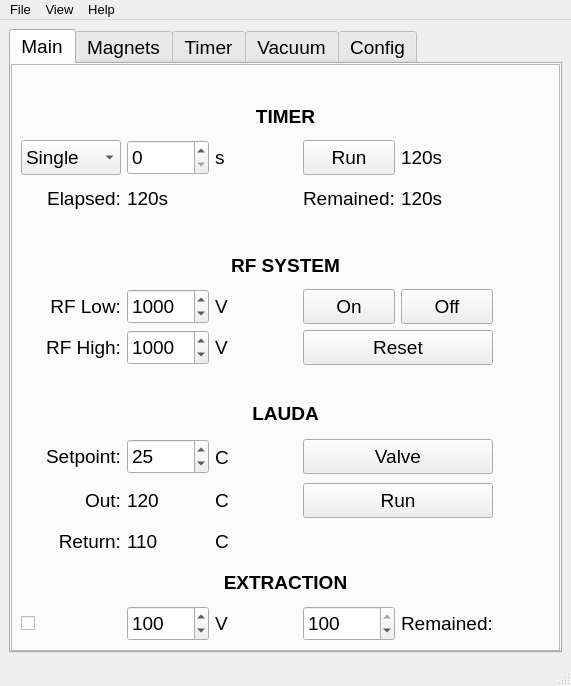
salinsalins/TDKLambda, file Magnets_UI.ui: the form before one commit.
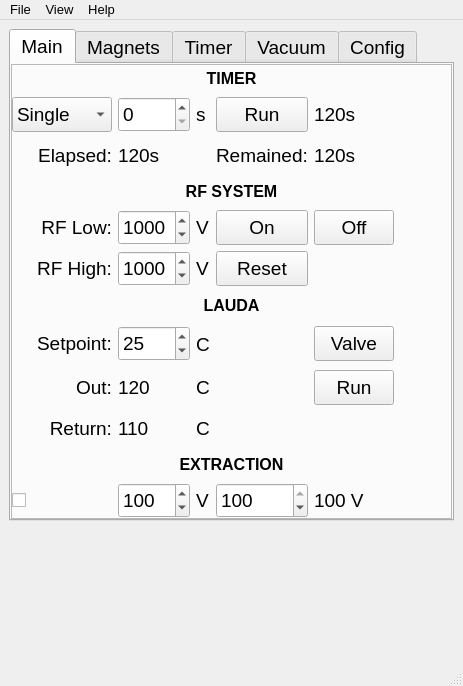
The form after the commit. Icons and pictures are not drawn.

The edit to the form file:
```diff
--- a/Magnets_UI.ui
+++ b/Magnets_UI.ui
@@ -6,7 +6,7 @@
    <rect>
     <x>0</x>
     <y>0</y>
-    <width>571</width>
+    <width>457</width>
     <height>686</height>
    </rect>
   </property>
@@ -79,6 +79,18 @@
            <enum>QFrame::Raised</enum>
           </property>
           <layout class="QGridLayout" name="gridLayout_5" columnstretch="3,0,0,0,0,0">
+           <property name="leftMargin">
+            <number>0</number>
+           </property>
+           <property name="topMargin">
+            <number>0</number>
+           </property>
+           <property name="rightMargin">
+            <number>0</number>
+           </property>
+           <property name="bottomMargin">
+            <number>0</number>
+           </property>
            <item row="1" column="1">
             <widget class="QSpinBox" name="spinBox">
              <property name="sizePolicy">
@@ -209,21 +221,27 @@
            </item>
            <item row="0" column="0" colspan="6" alignment="Qt::AlignBottom">
             <widget class="QLabel" name="label_9">
+             <property name="sizePolicy">
+              <sizepolicy hsizetype="Preferred" vsizetype="Fixed">
+               <horstretch>0</horstretch>
+               <verstretch>0</verstretch>
+              </sizepolicy>
+             </property>
              <property name="minimumSize">
               <size>
                <width>0</width>
-               <height>35</height>
+               <height>25</height>
               </size>
              </property>
              <property name="maximumSize">
               <size>
                <width>16777215</width>
-               <height>35</height>
+               <height>25</height>
               </size>
              </property>
              <property name="font">
               <font>
-               <pointsize>14</pointsize>
+               <pointsize>12</pointsize>
                <weight>75</weight>
                <bold>true</bold>
               </font>
@@ -369,21 +387,27 @@
            </item>
            <item row="3" column="0" colspan="6" alignment="Qt::AlignBottom">
             <widget class="QLabel" name="label_7">
+             <property name="sizePolicy">
+              <sizepolicy hsizetype="Preferred" vsizetype="Fixed">
+               <horstretch>0</horstretch>
+               <verstretch>0</verstretch>
+              </sizepolicy>
+             </property>
              <property name="minimumSize">
               <size>
                <width>0</width>
-               <height>35</height>
+               <height>25</height>
               </size>
              </property>
              <property name="maximumSize">
               <size>
                <width>16777215</width>
-               <height>35</height>
+               <height>25</height>
               </size>
              </property>
              <property name="font">
               <font>
-               <pointsize>14</pointsize>
+               <pointsize>12</pointsize>
                <weight>75</weight>
                <bold>true</bold>
               </font>
@@ -464,21 +488,27 @@
            </item>
            <item row="6" column="0" colspan="6" alignment="Qt::AlignBottom">
             <widget class="QLabel" name="label_12">
+             <property name="sizePolicy">
+              <sizepolicy hsizetype="Preferred" vsizetype="Fixed">
+               <horstretch>0</horstretch>
+               <verstretch>0</verstretch>
+              </sizepolicy>
+             </property>
              <property name="minimumSize">
               <size>
                <width>0</width>
-               <height>35</height>
+               <height>25</height>
               </size>
              </property>
              <property name="maximumSize">
               <size>
                <width>16777215</width>
-               <height>35</height>
+               <height>25</height>
               </size>
              </property>
              <property name="font">
               <font>
-               <pointsize>14</pointsize>
+               <pointsize>12</pointsize>
                <weight>75</weight>
                <bold>true</bold>
               </font>
@@ -626,39 +656,6 @@
              </property>
             </widget>
            </item>
-           <item row="5" column="3" colspan="2">
-            <widget class="QPushButton" name="pushButton_5">
-             <property name="sizePolicy">
-              <sizepolicy hsizetype="Minimum" vsizetype="Fixed">
-               <horstretch>0</horstretch>
-               <verstretch>0</verstretch>
-              </sizepolicy>
-             </property>
-             <property name="minimumSize">
-              <size>
-               <width>0</width>
-               <height>35</height>
-              </size>
-             </property>
-             <property name="maximumSize">
-              <size>
-               <width>16777215</width>
-               <height>35</height>
-              </size>
-             </property>
-             <property name="font">
-              <font>
-               <pointsize>14</pointsize>
-              </font>
-             </property>
-             <property name="text">
-              <string>Reset</string>
-             </property>
-             <property name="checkable">
-              <bool>false</bool>
-             </property>
-            </widget>
-           </item>
            <item row="4" column="4">
             <widget class="QPushButton" name="pushButton_8">
              <property name="sizePolicy">
@@ -1368,7 +1365,7 @@
               </font>
              </property>
              <property name="text">
-              <string>Remained:</string>
+              <string>100 V</string>
              </property>
             </widget>
            </item>
@@ -1428,21 +1425,27 @@
            </item>
            <item row="10" column="0" colspan="6">
             <widget class="QLabel" name="label_18">
+             <property name="sizePolicy">
+              <sizepolicy hsizetype="Preferred" vsizetype="Fixed">
+               <horstretch>0</horstretch>
+               <verstretch>0</verstretch>
+              </sizepolicy>
+             </property>
              <property name="minimumSize">
               <size>
                <width>0</width>
-               <height>35</height>
+               <height>25</height>
               </size>
              </property>
              <property name="maximumSize">
               <size>
                <width>16777215</width>
-               <height>35</height>
+               <height>25</height>
               </size>
              </property>
              <property name="font">
               <font>
-               <pointsize>14</pointsize>
+               <pointsize>12</pointsize>
                <weight>75</weight>
                <bold>true</bold>
               </font>
@@ -1488,7 +1491,7 @@
              </property>
             </widget>
            </item>
-           <item row="7" column="3" colspan="2">
+           <item row="7" column="4">
             <widget class="QPushButton" name="pushButton_4">
              <property name="sizePolicy">
               <sizepolicy hsizetype="Minimum" vsizetype="Fixed">
@@ -1521,7 +1524,7 @@
              </property>
             </widget>
            </item>
-           <item row="8" column="3" colspan="2">
+           <item row="8" column="4">
             <widget class="QPushButton" name="pushButton_3">
              <property name="sizePolicy">
               <sizepolicy hsizetype="Minimum" vsizetype="Fixed">
@@ -1554,6 +1557,169 @@
              </property>
             </widget>
            </item>
+           <item row="5" column="3">
+            <widget class="QPushButton" name="pushButton_5">
+             <property name="sizePolicy">
+              <sizepolicy hsizetype="Minimum" vsizetype="Fixed">
+               <horstretch>0</horstretch>
+               <verstretch>0</verstretch>
+              </sizepolicy>
+             </property>
+             <property name="minimumSize">
+              <size>
+               <width>0</width>
+               <height>35</height>
+              </size>
+             </property>
+             <property name="maximumSize">
+              <size>
+               <width>16777215</width>
+               <height>35</height>
+              </size>
+             </property>
+             <property name="font">
+              <font>
+               <pointsize>14</pointsize>
+              </font>
+             </property>
+             <property name="text">
+              <string>Reset</string>
+             </property>
+             <property name="checkable">
+              <bool>false</bool>
+             </property>
+            </widget>
+           </item>
+           <item row="1" column="5">
+            <widget class="QPushButton" name="pushButton_29">
+             <property name="enabled">
+              <bool>false</bool>
+             </property>
+             <property name="sizePolicy">
+              <sizepolicy hsizetype="Fixed" vsizetype="Fixed">
+               <horstretch>0</horstretch>
+               <verstretch>0</verstretch>
+              </sizepolicy>
+             </property>
+             <property name="minimumSize">
+              <size>
+               <width>0</width>
+               <height>35</height>
+              </size>
+             </property>
+             <property name="maximumSize">
+              <size>
+               <width>16777215</width>
+               <height>35</height>
+              </size>
+             </property>
+             <property name="font">
+              <font>
+               <pointsize>14</pointsize>
+              </font>
+             </property>
+             <property name="styleSheet">
+              <string notr="true">QPushButton {
+    border-style: outset;
+}
+</string>
+             </property>
+             <property name="text">
+              <string notr="true"/>
+             </property>
+             <property name="icon">
+              <iconset>
+               <normaloff>leds/images48/ledred.png</normaloff>
+               <normalon>leds/images48/ledgreen.png</normalon>leds/images48/ledred.png</iconset>
+             </property>
+             <property name="iconSize">
+              <size>
+               <width>36</width>
+               <height>36</height>
+              </size>
+             </property>
+             <property name="checkable">
+              <bool>true</bool>
+             </property>
+             <property name="checked">
+              <bool>true</bool>
+             </property>
+             <property name="autoDefault">
+              <bool>true</bool>
+             </property>
+             <property name="default">
+              <bool>false</bool>
+             </property>
+             <property name="flat">
+              <bool>true</bool>
+             </property>
+            </widget>
+           </item>
+           <item row="5" column="5">
+            <widget class="QPushButton" name="pushButton_32">
+             <property name="enabled">
+              <bool>false</bool>
+             </property>
+             <property name="sizePolicy">
+              <sizepolicy hsizetype="Minimum" vsizetype="Fixed">
+               <horstretch>0</horstretch>
+               <verstretch>0</verstretch>
+              </sizepolicy>
+             </property>
+             <property name="minimumSize">
+              <size>
+               <width>0</width>
+               <height>35</height>
+              </size>
+             </property>
+             <property name="maximumSize">
+              <size>
+               <width>16777215</width>
+               <height>35</height>
+              </size>
+             </property>
+             <property name="font">
+              <font>
+               <pointsize>14</pointsize>
+              </font>
+             </property>
+             <property name="styleSheet">
+              <string notr="true">QPushButton {
+    border-style: outset;
+}
+</string>
+             </property>
+             <property name="text">
+              <string notr="true"/>
+             </property>
+             <property name="icon">
+              <iconset>
+               <normaloff>leds/images48/ledred.png</normaloff>
+               <normalon>leds/images48/ledgreen.png</normalon>leds/images48/ledred.png</iconset>
+             </property>
+             <property name="iconSize">
+              <size>
+               <width>36</width>
+               <height>36</height>
+              </size>
+             </property>
+             <property name="checkable">
+              <bool>true</bool>
+             </property>
+             <property name="checked">
+              <bool>true</bool>
+             </property>
+             <property name="autoDefault">
+              <bool>true</bool>
+             </property>
+             <property name="default">
+              <bool>false</bool>
+             </property>
+             <property name="flat">
+              <bool>true</bool>
+             </property>
+            </widget>
+           </item>
           </layout>
          </widget>
         </item>
@@ -2870,6 +3036,19 @@
       </widget>
      </widget>
     </item>
+    <item row="1" column="0">
+     <spacer name="verticalSpacer_3">
+      <property name="orientation">
+       <enum>Qt::Vertical</enum>
+      </property>
+      <property name="sizeHint" stdset="0">
+       <size>
+        <width>20</width>
+        <height>40</height>
+       </size>
+      </property>
+     </spacer>
+    </item>
    </layout>
   </widget>
   <widget class="QMenuBar" name="menubar">
@@ -2877,7 +3056,7 @@
     <rect>
      <x>0</x>
      <y>0</y>
-     <width>571</width>
+     <width>457</width>
      <height>23</height>
     </rect>
    </property>
```
Left out of the diff: 136 changed lines with no effect on the pictures.
